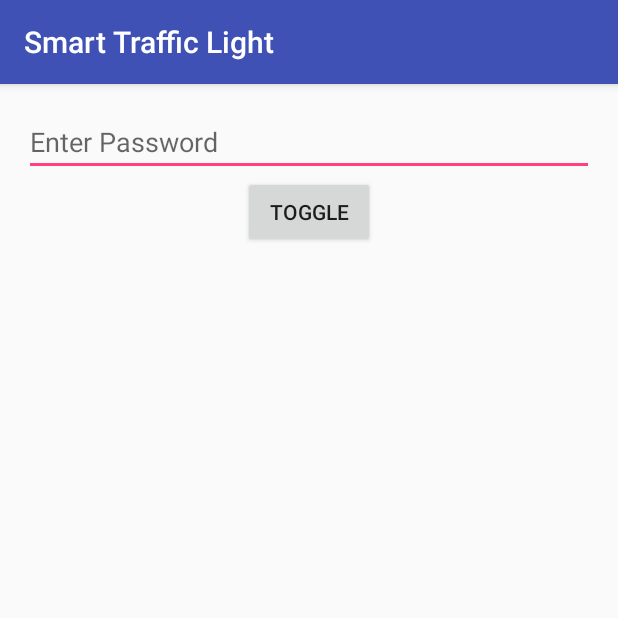
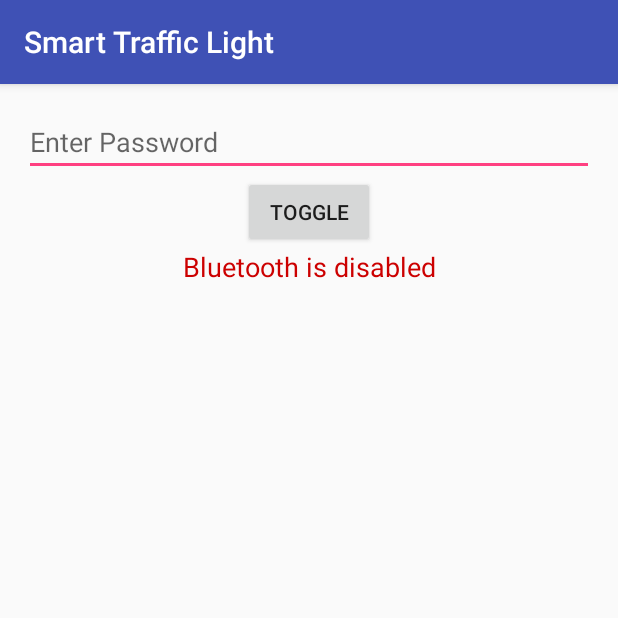
Before and after one commit to Ghost---Shadow/override-able-traffic-light-system, an Android app: the screen it shows after launch (MainActivity), after a tap on "TOGGLE", on a phone screen of 412 x 824 dp, the top half of it. Run offline under Robolectric (Android 15) with nearby library versions, the phone set to English and light mode, and no system bars.

Commit message:
Send string over BT

```diff
--- a/app/src/main/AndroidManifest.xml
+++ b/app/src/main/AndroidManifest.xml
@@ -8,6 +8,9 @@
         android:label="@string/app_name"
         android:supportsRtl="true"
         android:theme="@style/AppTheme">
+
+
+
         <activity android:name=".MainActivity">
             <intent-filter>
                 <action android:name="android.intent.action.MAIN" />
@@ -17,4 +20,7 @@
         </activity>
     </application>
 
+    <uses-permission android:name="android.permission.BLUETOOTH" />
+    <uses-permission android:name="android.permission.BLUETOOTH_ADMIN" />
+
 </manifest>
--- a/app/src/main/java/com/whatever/me/smarttrafficlight/MainActivity.java
+++ b/app/src/main/java/com/whatever/me/smarttrafficlight/MainActivity.java
@@ -1,15 +1,27 @@
 package com.whatever.me.smarttrafficlight;
 
+import android.bluetooth.BluetoothAdapter;
+import android.bluetooth.BluetoothDevice;
+import android.bluetooth.BluetoothSocket;
+import android.os.ParcelUuid;
 import android.support.v7.app.AppCompatActivity;
 import android.os.Bundle;
+import android.util.Log;
 import android.view.View;
 import android.widget.Button;
 import android.widget.EditText;
+import android.widget.TextView;
+
+import java.io.IOException;
+import java.io.InputStream;
+import java.io.OutputStream;
+import java.util.Set;
 
 public class MainActivity extends AppCompatActivity {
 
     private EditText etPassword;
     private Button bToggle;
+    private TextView tvLog;
 
     @Override
     protected void onCreate(Bundle savedInstanceState) {
@@ -18,13 +30,47 @@ public class MainActivity extends AppCompatActivity {
 
         etPassword = (EditText) findViewById(R.id.etPassword);
         bToggle = (Button) findViewById(R.id.bToggle);
+        tvLog = (TextView)findViewById(R.id.tvLog);
 
         bToggle.setOnClickListener(new View.OnClickListener() {
             @Override
             public void onClick(View v) {
                 String passwordString = etPassword.getText().toString();
-                // TODO: Bluetooth Logic
+                sendStringOverBt(passwordString);
             }
         });
     }
+
+    private void sendStringOverBt(String str){
+        OutputStream outputStream;
+        //InputStream inStream;
+        BluetoothAdapter blueAdapter = BluetoothAdapter.getDefaultAdapter();
+        if (blueAdapter != null) {
+            if (blueAdapter.isEnabled()) {
+                Set<BluetoothDevice> bondedDevices = blueAdapter.getBondedDevices();
+                try {
+                    if (bondedDevices.size() > 0) {
+                        Object[] devices = bondedDevices.toArray();
+                        BluetoothDevice device = (BluetoothDevice) devices[0];
+                        ParcelUuid[] uuids = device.getUuids();
+                        BluetoothSocket socket = device.createRfcommSocketToServiceRecord(uuids[0].getUuid());
+                        socket.connect();
+                        outputStream = socket.getOutputStream();
+                        //inStream = socket.getInputStream();
+                        outputStream.write(str.getBytes());
+                        socket.close();
+                    }
+                } catch (IOException e) {
+                    e.printStackTrace();
+                    tvLog.setText(R.string.IOExceptionLog);
+                }
+
+                Log.e("error", "No appropriate paired devices.");
+                tvLog.setText(R.string.NoPairedDeviceError);
+            } else {
+                Log.e("error", "Bluetooth is disabled.");
+                tvLog.setText(R.string.BtDisabledError);
+            }
+        }
+    }
 }
--- a/app/src/main/res/layout/activity_main.xml
+++ b/app/src/main/res/layout/activity_main.xml
@@ -30,4 +30,17 @@
         android:layout_below="@+id/etPassword"
         android:layout_centerHorizontal="true"
         android:id="@+id/bToggle" />
+
+    <TextView
+        android:layout_width="match_parent"
+        android:layout_height="wrap_content"
+        android:layout_below="@+id/bToggle"
+        android:layout_alignParentLeft="true"
+        android:layout_alignParentStart="true"
+        android:id="@+id/tvLog"
+        android:layout_alignParentRight="true"
+        android:layout_alignParentEnd="true"
+        android:textAppearance="@style/TextAppearance.AppCompat.Medium"
+        android:textAlignment="center"
+        android:textColor="@android:color/holo_red_dark" />
 </RelativeLayout>
--- a/app/src/main/res/values/strings.xml
+++ b/app/src/main/res/values/strings.xml
@@ -2,4 +2,7 @@
     <string name="app_name">Smart Traffic Light</string>
     <string name="etPassword_hint">Enter Password</string>
     <string name="bToggle">Toggle</string>
+    <string name="IOExceptionLog">IO Exception</string>
+    <string name="NoPairedDeviceError">No paired devices</string>
+    <string name="BtDisabledError">Bluetooth is disabled</string>
 </resources>
```
